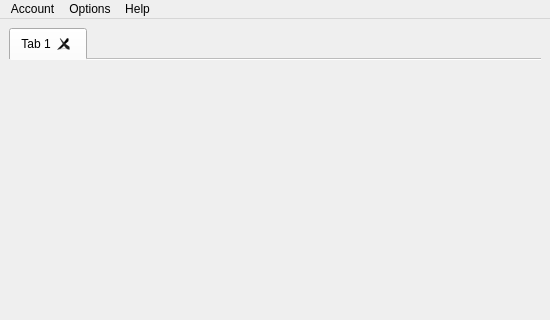
minimoog/qtwitdget, file forms/mainwindowform.ui: the form before one commit; both pictures show x 0 to 550 and y 0 to 320 of the 550 by 800 pixel window.
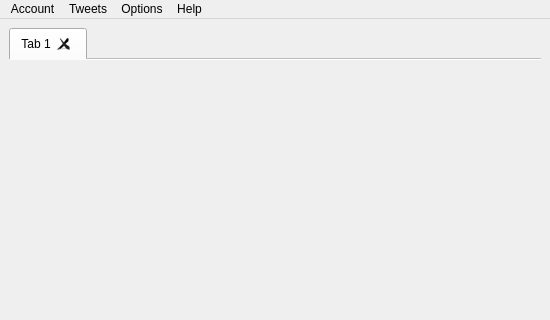
The form after the commit. Custom widgets are drawn as their Qt base class.

Commit message: New menu action for marking all statuses read.

Diff of the .ui file:
```diff
--- a/forms/mainwindowform.ui
+++ b/forms/mainwindowform.ui
@@ -134,7 +134,15 @@
     <addaction name="actionSettings"/>
     <addaction name="actionChangeLanguage"/>
    </widget>
+   <widget class="QMenu" name="menuTweets">
+    <property name="title">
+     <string>Tweets</string>
+    </property>
+    <addaction name="actionMarkAllRead"/>
+    <addaction name="actionGotoToNextUnread"/>
+   </widget>
    <addaction name="menuFile"/>
+   <addaction name="menuTweets"/>
    <addaction name="menuOptions"/>
    <addaction name="menuAbout"/>
   </widget>
```
Left out of the diff: 13 changed lines with no effect on the pictures. The commit also changes 2 other files.
